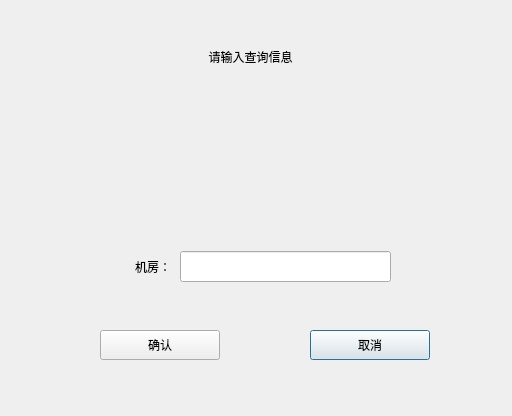
This is CleverManagerV3/logs/logquerydlg/log_roomhrsquerydlg.ui in ChinaClever/CleverManagerV3 as Qt 5 draws it before an edit. The edited form follows.
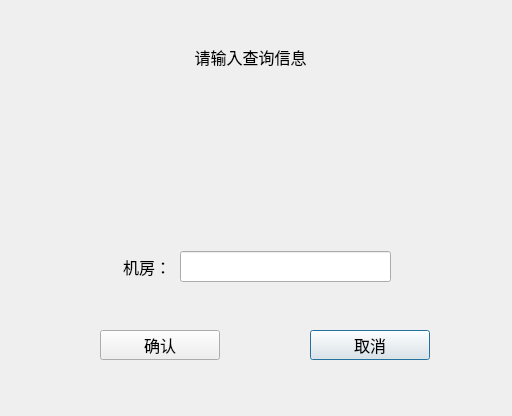
This is the edited form. Icons and pictures are not drawn.

```diff
--- a/CleverManagerV3/logs/logquerydlg/log_roomhrsquerydlg.ui
+++ b/CleverManagerV3/logs/logquerydlg/log_roomhrsquerydlg.ui
@@ -13,6 +13,9 @@
   <property name="windowTitle">
    <string>Dialog</string>
   </property>
+  <property name="styleSheet">
+   <string notr="true">#Log_RoomHrsQueryDlg{background-image: url(:/image/box_back.jpg);}</string>
+  </property>
   <widget class="QPushButton" name="quitBtn">
    <property name="geometry">
     <rect>
@@ -22,6 +25,12 @@
      <height>30</height>
     </rect>
    </property>
+   <property name="font">
+    <font>
+     <family>微软雅黑</family>
+     <pointsize>12</pointsize>
+    </font>
+   </property>
    <property name="text">
     <string>取消</string>
    </property>
@@ -35,6 +44,12 @@
      <height>30</height>
     </rect>
    </property>
+   <property name="font">
+    <font>
+     <family>微软雅黑</family>
+     <pointsize>12</pointsize>
+    </font>
+   </property>
    <property name="text">
     <string>确认</string>
    </property>
@@ -48,6 +63,12 @@
      <height>31</height>
     </rect>
    </property>
+   <property name="font">
+    <font>
+     <family>微软雅黑</family>
+     <pointsize>12</pointsize>
+    </font>
+   </property>
    <property name="text">
     <string>机房：</string>
    </property>
@@ -64,6 +85,12 @@
      <height>31</height>
     </rect>
    </property>
+   <property name="font">
+    <font>
+     <family>微软雅黑</family>
+     <pointsize>12</pointsize>
+    </font>
+   </property>
    <property name="text">
     <string>请输入查询信息</string>
    </property>
```
Left out of the diff: 12 changed lines with no effect on the pictures.
